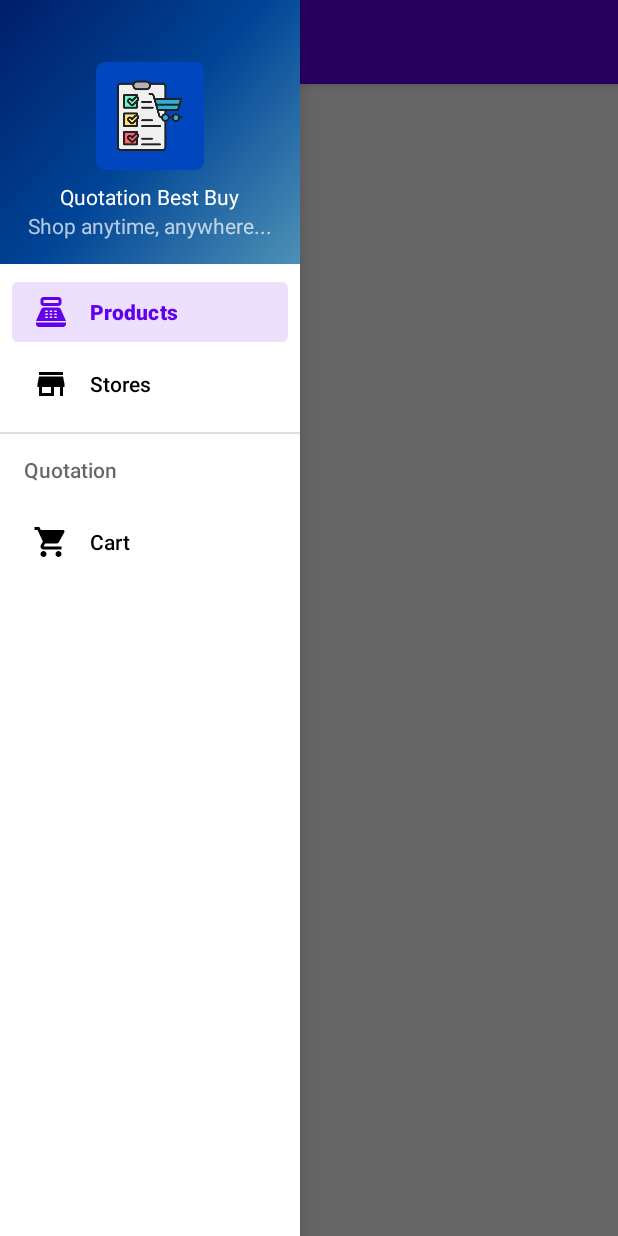
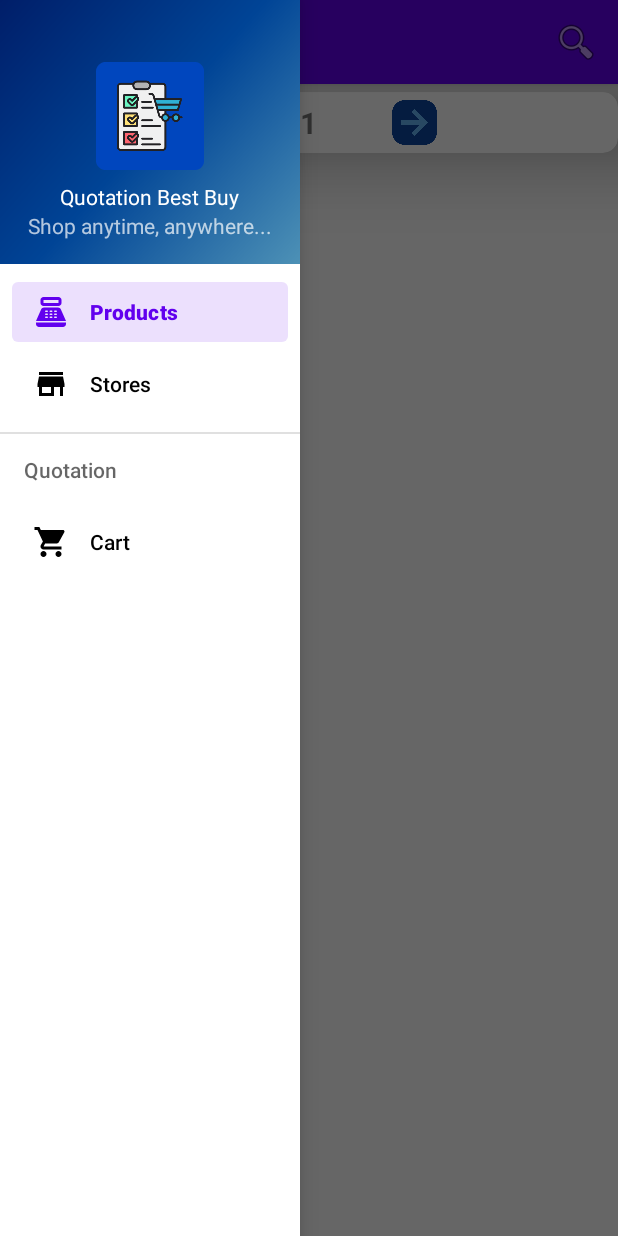
Before and after one commit to luizeth0/BestBuyCapstoneProject, an Android app: the MainActivity screen opened directly, with no data from a screen before it, with the side drawer open, on a phone screen of 412 x 824 dp. Run offline under Robolectric (Android 15) with nearby library versions, the phone set to English and light mode, and no system bars; our stand-ins replace Dagger/Hilt's generated code, navigation-ui; network calls fail; pictures from the network do not load.

Commit message:
Added navigation pages

```diff
--- a/app/build.gradle
+++ b/app/build.gradle
@@ -56,9 +56,6 @@ dependencies {
 
     //hilt
     implementation "com.google.dagger:hilt-android:2.44.2"
-    implementation 'com.google.android.gms:play-services-maps:18.1.0'
-    implementation 'androidx.legacy:legacy-support-v4:1.0.0'
-    implementation 'androidx.recyclerview:recyclerview:1.2.1'
     kapt "com.google.dagger:hilt-compiler:2.44.2"
 
     //Retrofit - Gson
@@ -80,7 +77,10 @@ dependencies {
 
     //Location
     implementation 'com.google.android.gms:play-services-location:21.0.1'
+    implementation 'com.google.android.gms:play-services-maps:18.1.0'
 
+    implementation 'androidx.legacy:legacy-support-v4:1.0.0'
+    implementation 'androidx.recyclerview:recyclerview:1.3.0'
     testImplementation 'junit:junit:4.13.2'
     androidTestImplementation 'androidx.test.ext:junit:1.1.5'
     androidTestImplementation 'androidx.test.espresso:espresso-core:3.5.1'
--- a/app/src/main/java/com/capstoneproject/bestbuy/rest/BestBuyApi.kt
+++ b/app/src/main/java/com/capstoneproject/bestbuy/rest/BestBuyApi.kt
@@ -16,6 +16,7 @@ interface BestBuyApi {
 
     @GET(PATH_PRODUCTS)
     suspend fun getProducts(
+        @Query("page") numPage: Int,
         @Query("format") format: String = "json",
         @Query("pageSize") page: String = "100",
         @Query("apiKey", encoded = true) apiKey: String = APYKEY
--- a/app/src/main/java/com/capstoneproject/bestbuy/rest/BestBuyRepository.kt
+++ b/app/src/main/java/com/capstoneproject/bestbuy/rest/BestBuyRepository.kt
@@ -18,7 +18,7 @@ import java.net.URLEncoder
 import javax.inject.Inject
 
 interface BestBuyRepository {
-    suspend fun getProducts(): Flow<UIState<List<ProductDomain>>>
+    suspend fun getProducts(numPage: Int): Flow<UIState<List<ProductDomain>>>
     suspend fun getStores(coordinates: LatLng): Flow<UIState<List<StoreDomain>>>
 }
 
@@ -26,10 +26,10 @@ class BestBuyRepositoryImpl @Inject constructor(
     private val bestBuyApi: BestBuyApi
 ): BestBuyRepository {
 
-    override suspend fun getProducts(): Flow<UIState<List<ProductDomain>>> = flow {
+    override suspend fun getProducts(numPage: Int): Flow<UIState<List<ProductDomain>>> = flow {
         emit(UIState.LOADING)
         try {
-            val response = bestBuyApi.getProducts()
+            val response = bestBuyApi.getProducts(numPage)
             Log.d(TAG,"getProductsRepo: $response")
             if (response.isSuccessful) {
                 response.body()?.let {
--- a/app/src/main/java/com/capstoneproject/bestbuy/view/ui/HomeFragment.kt
+++ b/app/src/main/java/com/capstoneproject/bestbuy/view/ui/HomeFragment.kt
@@ -3,13 +3,9 @@ package com.capstoneproject.bestbuy.view.ui
 import android.content.ContentValues.TAG
 import android.os.Bundle
 import android.util.Log
-import android.view.LayoutInflater
-import android.view.MenuItem
-import android.view.View
-import android.view.ViewGroup
+import android.view.*
 import android.widget.Toast
 import androidx.appcompat.widget.SearchView
-import androidx.appcompat.widget.Toolbar.OnMenuItemClickListener
 import androidx.fragment.app.Fragment
 import androidx.lifecycle.ViewModelProvider
 import androidx.navigation.fragment.findNavController
@@ -24,6 +20,7 @@ import com.capstoneproject.bestbuy.viewmodel.BestBuyViewModel
 
 class HomeFragment : Fragment() {
     var search: String =""
+    var countPage: Int = 1
 
     private val binding by lazy {
         FragmentHomeBinding.inflate(layoutInflater)
@@ -54,7 +51,9 @@ class HomeFragment : Fragment() {
         container: ViewGroup?,
         savedInstanceState: Bundle?
     ): View {
+        setHasOptionsMenu(true)
 
+        bestbuyViewModel.getProducts(countPage)
         getProducts()
 
         binding.rvProducts.apply {
@@ -64,7 +63,82 @@ class HomeFragment : Fragment() {
             )
             adapter = productAdapter
         }
-        binding.searchProduct.setOnQueryTextListener(object : SearchView.OnQueryTextListener {
+
+        binding.imgBtnNext.setOnClickListener {
+            if (countPage<=1) {
+                Toast.makeText(requireContext(), "It's the first page ❌", Toast.LENGTH_SHORT)
+            } else {
+                countPage += 1
+                bestbuyViewModel.getProducts(countPage)
+                binding.page.text = countPage.toString()
+            }
+        }
+        binding.imgBtnPrev.setOnClickListener {
+            if (countPage>=413) {
+                Toast.makeText(requireContext(), "It's the last page ❌", Toast.LENGTH_SHORT)
+            } else {
+                countPage -= 1
+                bestbuyViewModel.getProducts(countPage)
+                binding.page.text = countPage.toString()
+            }
+        }
+
+
+        /*binding.searchProduct.setOnQueryTextListener(object : SearchView.OnQueryTextListener {
+            override fun onQueryTextSubmit(query: String?): Boolean {
+                query?.let {
+                    search = it
+                    productAdapter.filter(it)
+                }
+                return true
+            }
+
+            override fun onQueryTextChange(newText: String?): Boolean {
+                newText?.let {
+                    search = it
+                    productAdapter.filter(it)
+                }
+                return true
+            }
+        })*/
+
+
+        return binding.root
+    }
+
+    private fun getProducts() {
+        bestbuyViewModel.products.observe(viewLifecycleOwner) { state ->
+            val viewTypeList: MutableList<ViewType> = mutableListOf()
+            when(state) {
+                is UIState.LOADING -> {}
+                is UIState.SUCCESS<List<ProductDomain>> -> {
+                    state.response.forEach {
+                        viewTypeList.add(ViewType.PRODUCT(it))
+                    }
+                    Log.d(TAG, "getProductsFrag: $state")
+                    productAdapter.updateItems(viewTypeList)
+                    //binding.searchProduct.setQuery(search, true)
+                    Log.d(TAG, "valueSearch: $search ")
+                }
+                is UIState.ERROR -> {
+                    state.error.localizedMessage?.let {
+                        throw Exception("Error: $state")
+                    }
+                }
+            }
+        }
+    }
+
+    @Deprecated("Deprecated in Java")
+    override fun onCreateOptionsMenu(menu: Menu, inflater: MenuInflater) {
+        inflater.inflate(R.menu.main, menu)
+        super.onCreateOptionsMenu(menu, inflater)
+        val searchItem = menu.findItem(R.id.action_search)
+        searchItem.also {
+            it.isVisible = true
+        }
+        val searchView = searchItem.actionView as SearchView
+        searchView.setOnQueryTextListener(object : SearchView.OnQueryTextListener {
             override fun onQueryTextSubmit(query: String?): Boolean {
                 query?.let {
                     search = it
@@ -81,32 +155,6 @@ class HomeFragment : Fragment() {
                 return true
             }
         })
-
-
-        return binding.root
-    }
-
-    private fun getProducts() {
-        bestbuyViewModel.products.observe(viewLifecycleOwner) { state ->
-            val viewTypeList: MutableList<ViewType> = mutableListOf()
-            when(state) {
-                is UIState.LOADING -> {}
-                is UIState.SUCCESS<List<ProductDomain>> -> {
-                    state.response.forEach {
-                        viewTypeList.add(ViewType.PRODUCT(it))
-                    }
-                    Log.d(TAG, "getProductsFrag: $state")
-                    productAdapter.updateItems(viewTypeList)
-                    binding.searchProduct.setQuery(search, true)
-                    Log.d(TAG, "valueSearch: $search ")
-                }
-                is UIState.ERROR -> {
-                    state.error.localizedMessage?.let {
-                        throw Exception("Error: $state")
-                    }
-                }
-            }
-        }
     }
 
 }
--- a/app/src/main/java/com/capstoneproject/bestbuy/viewmodel/BestBuyViewModel.kt
+++ b/app/src/main/java/com/capstoneproject/bestbuy/viewmodel/BestBuyViewModel.kt
@@ -20,9 +20,11 @@ import javax.inject.Inject
 class BestBuyViewModel @Inject constructor(
     private val bestBuyRepository: BestBuyRepository,
     private val ioDispatcher: CoroutineDispatcher = Dispatchers.IO
-): ViewModel() {
+) : ViewModel() {
 
+    //var numPage: Int = 2
     var coordinates: LatLng = LatLng(0.0, 0.0)
+
     var address = ""
     var city = ""
     var region = ""
@@ -31,7 +33,7 @@ class BestBuyViewModel @Inject constructor(
     var hoursAmPm = ""
     var phone = ""
     var poscode = ""
-    var distance =""
+    var distance = ""
 
     var sku = 0
     var name = ""
@@ -44,25 +46,28 @@ class BestBuyViewModel @Inject constructor(
     var addcart = ""
 
 
-
-    private val _products : MutableLiveData<UIState<List<ProductDomain>>> = MutableLiveData(UIState.LOADING)
-    val products : MutableLiveData<UIState<List<ProductDomain>>> get() = _products
-    private val _stores : MutableLiveData<UIState<List<StoreDomain>>> = MutableLiveData(UIState.LOADING)
-    val stores : MutableLiveData<UIState<List<StoreDomain>>> get() = _stores
+    private val _products: MutableLiveData<UIState<List<ProductDomain>>> =
+        MutableLiveData(UIState.LOADING)
+    val products: MutableLiveData<UIState<List<ProductDomain>>> get() = _products
+    private val _stores: MutableLiveData<UIState<List<StoreDomain>>> =
+        MutableLiveData(UIState.LOADING)
+    val stores: MutableLiveData<UIState<List<StoreDomain>>> get() = _stores
 
 
     init {
-        getProducts()
+        //getProducts()
         //getStores()
     }
 
-    fun getProducts() {
-        run {
-            viewModelScope.launch(ioDispatcher) {
-                bestBuyRepository.getProducts().collect() {
-                    Log.d(TAG, "getProductsVM:-- $it")
-                    _products.postValue(it)
-                    Log.d(TAG, "getProductsVM2:-- $_products")
+    fun getProducts(page: Int? = null) {
+        page?.let {
+            run {
+                viewModelScope.launch(ioDispatcher) {
+                    bestBuyRepository.getProducts(page).collect() {
+                        Log.d(TAG, "getProductsVM:-- $it")
+                        _products.postValue(it)
+                        Log.d(TAG, "getProductsVM2:-- $_products")
+                    }
                 }
             }
         }
--- /dev/null
+++ b/app/src/main/res/drawable/arrow_left.xml
@@ -0,0 +1,5 @@
+<vector android:autoMirrored="true" android:height="24dp"
+    android:tint="#000000" android:viewportHeight="24"
+    android:viewportWidth="24" android:width="24dp" xmlns:android="http://schemas.android.com/apk/res/android">
+    <path android:fillColor="@android:color/white" android:pathData="M14,7l-5,5 5,5V7z"/>
+</vector>
--- /dev/null
+++ b/app/src/main/res/drawable/arrow_right.xml
@@ -0,0 +1,5 @@
+<vector android:autoMirrored="true" android:height="24dp"
+    android:tint="#000000" android:viewportHeight="24"
+    android:viewportWidth="24" android:width="24dp" xmlns:android="http://schemas.android.com/apk/res/android">
+    <path android:fillColor="@android:color/white" android:pathData="M10,17l5,-5 -5,-5v10z"/>
+</vector>
--- a/app/src/main/res/layout/fragment_home.xml
+++ b/app/src/main/res/layout/fragment_home.xml
@@ -6,7 +6,7 @@
     android:layout_height="match_parent"
     tools:context=".view.ui.HomeFragment">
 
-    <androidx.appcompat.widget.SearchView
+    <!--<androidx.appcompat.widget.SearchView
         android:id="@+id/search_product"
         android:layout_width="match_parent"
         android:layout_height="wrap_content"
@@ -14,13 +14,69 @@
         android:clickable="true"
         android:focusable="true"
         android:animateLayoutChanges="true"
-        app:layout_constraintTop_toTopOf="parent"/>
+        app:layout_constraintTop_toTopOf="parent"/>-->
+    <androidx.cardview.widget.CardView
+        android:id="@+id/pages"
+        android:layout_width="match_parent"
+        android:layout_height="wrap_content"
+        app:cardCornerRadius="10dp"
+        android:layout_marginTop="5dp"
+        android:layout_marginBottom="30dp"
+        app:cardElevation="30dp"
+        app:layout_constraintTop_toTopOf="parent"
+        app:layout_constraintStart_toStartOf="parent"
+        app:layout_constraintEnd_toEndOf="parent"
+        android:foregroundGravity="center">
+
+        <LinearLayout
+            android:layout_width="wrap_content"
+            android:layout_height="wrap_content"
+            android:orientation="horizontal"
+            android:layout_gravity="center"
+            android:layout_marginStart="40dp"
+            android:layout_marginEnd="40dp"
+            android:layout_marginTop="5dp"
+            android:layout_marginBottom="5dp"
+            android:elevation="30dp">
+
+            <ImageButton
+                android:id="@+id/img_btn_prev"
+                android:layout_width="30dp"
+                android:layout_height="30dp"
+                android:background="@drawable/leftarrow"
+                android:clickable="true"
+                android:focusable="true"/>
+
+            <TextView
+                android:id="@+id/page"
+                android:layout_width="wrap_content"
+                android:layout_height="wrap_content"
+                android:text="1"
+                android:textStyle="bold"
+                android:textSize="20dp"
+                android:layout_gravity="center_vertical"
+                android:layout_marginStart="50dp"
+                android:layout_marginEnd="50dp"/>
+
+            <ImageButton
+                android:id="@+id/img_btn_next"
+                android:layout_width="30dp"
+                android:layout_height="30dp"
+                android:background="@drawable/rightarrow"
+                android:clickable="true"
+                android:focusable="true"
+                android:elevation="30dp"/>
+
+
+        </LinearLayout>
+
+    </androidx.cardview.widget.CardView>
 
     <androidx.recyclerview.widget.RecyclerView
         android:id="@+id/rv_products"
         android:layout_width="match_parent"
         android:layout_height="wrap_content"
-        app:layout_constraintTop_toBottomOf="@+id/search_product"/>
+        app:layout_constraintTop_toBottomOf="@+id/pages"/>
 
 
 </androidx.constraintlayout.widget.ConstraintLayout>
--- a/app/src/main/res/menu/main.xml
+++ b/app/src/main/res/menu/main.xml
@@ -4,10 +4,11 @@
     <item
         android:id="@+id/action_search"
         android:orderInCategory="100"
-        android:title="@string/action_cart"
+        android:title="@string/search_product"
         android:icon="@android:drawable/ic_menu_search"
         android:visible="false"
-        app:showAsAction="always" />
+        app:actionViewClass="androidx.appcompat.widget.SearchView"
+        app:showAsAction="ifRoom|collapseActionView"/>
 
     <item
         android:id="@+id/action_cart"
```
Also changed, not shown: app/src/main/res/drawable/leftarrow.png (added), app/src/main/res/drawable/rightarrow.png (added).
